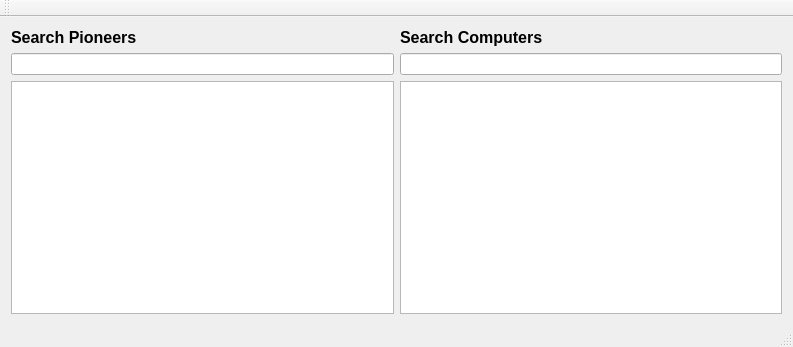
This is vika3/mainwindow.ui in hlynurstef/Verklegt-namskeid-1-vika-3 as Qt 5 draws it before an edit. The edited form follows.
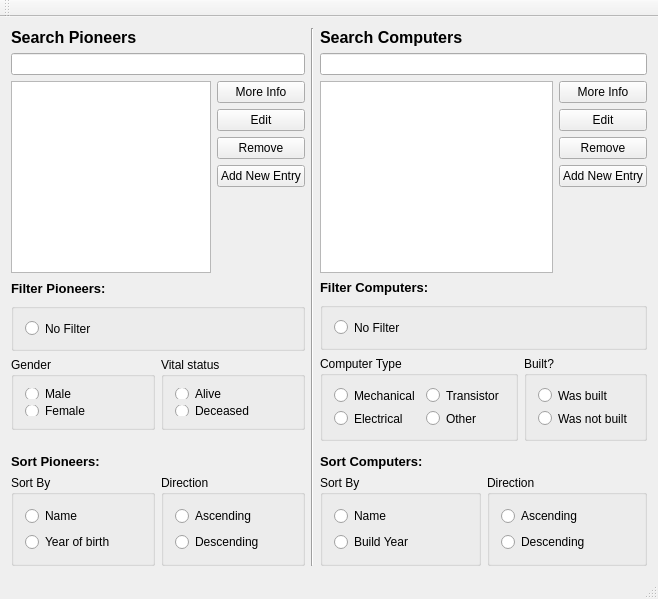
This is the edited form.

Commit message: add radio buttons and push buttons/ still need to figure out functionality of radio buttons

```diff
--- a/vika3/mainwindow.ui
+++ b/vika3/mainwindow.ui
@@ -6,40 +6,627 @@
    <rect>
     <x>0</x>
     <y>0</y>
-    <width>793</width>
-    <height>347</height>
+    <width>622</width>
+    <height>599</height>
    </rect>
   </property>
   <property name="windowTitle">
    <string>MainWindow</string>
   </property>
   <widget class="QWidget" name="centralWidget">
-   <layout class="QGridLayout" name="gridLayout">
-    <item row="0" column="0">
-     <widget class="QLabel" name="label_search_pioneers">
-      <property name="text">
-       <string>&lt;html&gt;&lt;head/&gt;&lt;body&gt;&lt;p&gt;&lt;span style=&quot; font-size:12pt; font-weight:600;&quot;&gt;Search Pioneers&lt;/span&gt;&lt;/p&gt;&lt;/body&gt;&lt;/html&gt;</string>
-      </property>
-     </widget>
+   <layout class="QHBoxLayout" name="horizontalLayout_7">
+    <item>
+     <layout class="QVBoxLayout" name="verticalLayout_21">
+      <item>
+       <layout class="QVBoxLayout" name="verticalLayout_12">
+        <item>
+         <widget class="QLabel" name="label_search_pioneers">
+          <property name="text">
+           <string>&lt;html&gt;&lt;head/&gt;&lt;body&gt;&lt;p&gt;&lt;span style=&quot; font-size:12pt; font-weight:600;&quot;&gt;Search Pioneers&lt;/span&gt;&lt;/p&gt;&lt;/body&gt;&lt;/html&gt;</string>
+          </property>
+         </widget>
+        </item>
+        <item>
+         <widget class="QLineEdit" name="input_search_pioneers"/>
+        </item>
+        <item>
+         <layout class="QHBoxLayout" name="horizontalLayout_3">
+          <item>
+           <widget class="QListWidget" name="list_pioneers">
+            <property name="minimumSize">
+             <size>
+              <width>200</width>
+              <height>192</height>
+             </size>
+            </property>
+           </widget>
+          </item>
+          <item>
+           <layout class="QVBoxLayout" name="verticalLayout_11">
+            <item>
+             <widget class="QPushButton" name="pushButton_pioneers_more_info">
+              <property name="text">
+               <string>More Info</string>
+              </property>
+             </widget>
+            </item>
+            <item>
+             <widget class="QPushButton" name="pushButton_pioneers_edit">
+              <property name="text">
+               <string>Edit</string>
+              </property>
+             </widget>
+            </item>
+            <item>
+             <widget class="QPushButton" name="pushButton_pioneers_remove">
+              <property name="text">
+               <string>Remove</string>
+              </property>
+             </widget>
+            </item>
+            <item>
+             <widget class="QPushButton" name="pushButton_pioneers_add_new_entry">
+              <property name="text">
+               <string>Add New Entry</string>
+              </property>
+             </widget>
+            </item>
+            <item>
+             <spacer name="verticalSpacer">
+              <property name="orientation">
+               <enum>Qt::Vertical</enum>
+              </property>
+              <property name="sizeHint" stdset="0">
+               <size>
+                <width>20</width>
+                <height>40</height>
+               </size>
+              </property>
+             </spacer>
+            </item>
+           </layout>
+          </item>
+         </layout>
+        </item>
+       </layout>
+      </item>
+      <item>
+       <spacer name="verticalSpacer_3">
+        <property name="orientation">
+         <enum>Qt::Vertical</enum>
+        </property>
+        <property name="sizeHint" stdset="0">
+         <size>
+          <width>20</width>
+          <height>13</height>
+         </size>
+        </property>
+       </spacer>
+      </item>
+      <item>
+       <layout class="QVBoxLayout" name="verticalLayout_8">
+        <item>
+         <widget class="QLabel" name="label_pioneers_filter">
+          <property name="minimumSize">
+           <size>
+            <width>0</width>
+            <height>16</height>
+           </size>
+          </property>
+          <property name="maximumSize">
+           <size>
+            <width>16777215</width>
+            <height>16</height>
+           </size>
+          </property>
+          <property name="text">
+           <string>&lt;html&gt;&lt;head/&gt;&lt;body&gt;&lt;p&gt;&lt;span style=&quot; font-size:10pt; font-weight:600;&quot;&gt;Filter Pioneers:&lt;/span&gt;&lt;/p&gt;&lt;/body&gt;&lt;/html&gt;</string>
+          </property>
+         </widget>
+        </item>
+        <item>
+         <layout class="QVBoxLayout" name="verticalLayout_7">
+          <item>
+           <widget class="QGroupBox" name="groupBox_pioneers_no_filter">
+            <property name="title">
+             <string/>
+            </property>
+            <layout class="QVBoxLayout" name="verticalLayout_5">
+             <item>
+              <widget class="QRadioButton" name="radioButton_pioneers_no_filter">
+               <property name="minimumSize">
+                <size>
+                 <width>0</width>
+                 <height>17</height>
+                </size>
+               </property>
+               <property name="maximumSize">
+                <size>
+                 <width>16777215</width>
+                 <height>17</height>
+                </size>
+               </property>
+               <property name="text">
+                <string>No Filter</string>
+               </property>
+              </widget>
+             </item>
+            </layout>
+           </widget>
+          </item>
+          <item>
+           <layout class="QHBoxLayout" name="horizontalLayout_2">
+            <item>
+             <widget class="QGroupBox" name="groupBox_pioneers_gender">
+              <property name="minimumSize">
+               <size>
+                <width>0</width>
+                <height>73</height>
+               </size>
+              </property>
+              <property name="maximumSize">
+               <size>
+                <width>16777215</width>
+                <height>73</height>
+               </size>
+              </property>
+              <property name="title">
+               <string>Gender</string>
+              </property>
+              <layout class="QVBoxLayout" name="verticalLayout">
+               <item>
+                <widget class="QRadioButton" name="radioButton_pioneers_filter_male">
+                 <property name="text">
+                  <string>Male</string>
+                 </property>
+                </widget>
+               </item>
+               <item>
+                <widget class="QRadioButton" name="radioButton_pioneers_filter_female">
+                 <property name="text">
+                  <string>Female</string>
+                 </property>
+                </widget>
+               </item>
+              </layout>
+             </widget>
+            </item>
+            <item>
+             <widget class="QGroupBox" name="groupBox_pioneers_vital_status">
+              <property name="minimumSize">
+               <size>
+                <width>0</width>
+                <height>73</height>
+               </size>
+              </property>
+              <property name="maximumSize">
+               <size>
+                <width>16777215</width>
+                <height>73</height>
+               </size>
+              </property>
+              <property name="title">
+               <string>Vital status</string>
+              </property>
+              <layout class="QVBoxLayout" name="verticalLayout_2">
+               <item>
+                <widget class="QRadioButton" name="radioButton_pioneers_filter_alive">
+                 <property name="text">
+                  <string>Alive</string>
+                 </property>
+                </widget>
+               </item>
+               <item>
+                <widget class="QRadioButton" name="radioButton_pioneers_filter_deceased">
+                 <property name="text">
+                  <string>Deceased</string>
+                 </property>
+                </widget>
+               </item>
+              </layout>
+             </widget>
+            </item>
+           </layout>
+          </item>
+         </layout>
+        </item>
+       </layout>
+      </item>
+      <item>
+       <spacer name="verticalSpacer_6">
+        <property name="orientation">
+         <enum>Qt::Vertical</enum>
+        </property>
+        <property name="sizeHint" stdset="0">
+         <size>
+          <width>13</width>
+          <height>28</height>
+         </size>
+        </property>
+       </spacer>
+      </item>
+      <item>
+       <layout class="QVBoxLayout" name="verticalLayout_18">
+        <item>
+         <widget class="QLabel" name="label_pioneers_sorting">
+          <property name="text">
+           <string>&lt;html&gt;&lt;head/&gt;&lt;body&gt;&lt;p&gt;&lt;span style=&quot; font-size:10pt; font-weight:600;&quot;&gt;Sort Pioneers:&lt;/span&gt;&lt;/p&gt;&lt;/body&gt;&lt;/html&gt;</string>
+          </property>
+         </widget>
+        </item>
+        <item>
+         <layout class="QHBoxLayout" name="horizontalLayout_6">
+          <item>
+           <widget class="QGroupBox" name="groupBox_pioneers_sort_by">
+            <property name="title">
+             <string>Sort By</string>
+            </property>
+            <layout class="QVBoxLayout" name="verticalLayout_17">
+             <item>
+              <widget class="QRadioButton" name="radioButton_pioneers_sort_by_name">
+               <property name="text">
+                <string>Name</string>
+               </property>
+              </widget>
+             </item>
+             <item>
+              <widget class="QRadioButton" name="radioButton_pioneers_sort_by_yob">
+               <property name="text">
+                <string>Year of birth</string>
+               </property>
+              </widget>
+             </item>
+            </layout>
+           </widget>
+          </item>
+          <item>
+           <widget class="QGroupBox" name="groupBox_pioneers_direction">
+            <property name="title">
+             <string>Direction</string>
+            </property>
+            <layout class="QVBoxLayout" name="verticalLayout_16">
+             <item>
+              <widget class="QRadioButton" name="radioButton_pioneers_direction_ascending">
+               <property name="text">
+                <string>Ascending</string>
+               </property>
+              </widget>
+             </item>
+             <item>
+              <widget class="QRadioButton" name="radioButton_pioneers_direction_descending">
+               <property name="text">
+                <string>Descending</string>
+               </property>
+              </widget>
+             </item>
+            </layout>
+           </widget>
+          </item>
+         </layout>
+        </item>
+       </layout>
+      </item>
+     </layout>
     </item>
-    <item row="0" column="1">
-     <widget class="QLabel" name="label_search_computers">
-      <property name="text">
-       <string>&lt;html&gt;&lt;head/&gt;&lt;body&gt;&lt;p&gt;&lt;span style=&quot; font-size:12pt; font-weight:600;&quot;&gt;Search Computers&lt;/span&gt;&lt;/p&gt;&lt;/body&gt;&lt;/html&gt;</string>
+    <item>
+     <widget class="Line" name="line_3">
+      <property name="orientation">
+       <enum>Qt::Vertical</enum>
       </property>
      </widget>
     </item>
-    <item row="1" column="0">
-     <widget class="QLineEdit" name="input_search_pioneers"/>
-    </item>
-    <item row="1" column="1">
-     <widget class="QLineEdit" name="input_search_computers"/>
-    </item>
-    <item row="2" column="0">
-     <widget class="QListWidget" name="list_pioneers"/>
-    </item>
-    <item row="2" column="1">
-     <widget class="QListWidget" name="list_computers"/>
+    <item>
+     <layout class="QVBoxLayout" name="verticalLayout_20">
+      <item>
+       <layout class="QVBoxLayout" name="verticalLayout_13">
+        <item>
+         <widget class="QLabel" name="label_search_computers">
+          <property name="text">
+           <string>&lt;html&gt;&lt;head/&gt;&lt;body&gt;&lt;p&gt;&lt;span style=&quot; font-size:12pt; font-weight:600;&quot;&gt;Search Computers&lt;/span&gt;&lt;/p&gt;&lt;/body&gt;&lt;/html&gt;</string>
+          </property>
+         </widget>
+        </item>
+        <item>
+         <widget class="QLineEdit" name="input_search_computers"/>
+        </item>
+        <item>
+         <layout class="QHBoxLayout" name="horizontalLayout_4">
+          <item>
+           <widget class="QListWidget" name="list_computers">
+            <property name="minimumSize">
+             <size>
+              <width>201</width>
+              <height>192</height>
+             </size>
+            </property>
+           </widget>
+          </item>
+          <item>
+           <layout class="QVBoxLayout" name="verticalLayout_10">
+            <item>
+             <widget class="QPushButton" name="pushButton_computers_more_info">
+              <property name="text">
+               <string>More Info</string>
+              </property>
+             </widget>
+            </item>
+            <item>
+             <widget class="QPushButton" name="pushButton_computers_edit">
+              <property name="text">
+               <string>Edit</string>
+              </property>
+             </widget>
+            </item>
+            <item>
+             <widget class="QPushButton" name="pushButton_computers_remove">
+              <property name="text">
+               <string>Remove</string>
+              </property>
+             </widget>
+            </item>
+            <item>
+             <widget class="QPushButton" name="pushButton_computers_add_new_entry">
+              <property name="text">
+               <string>Add New Entry</string>
+              </property>
+             </widget>
+            </item>
+            <item>
+             <spacer name="verticalSpacer_2">
+              <property name="orientation">
+               <enum>Qt::Vertical</enum>
+              </property>
+              <property name="sizeHint" stdset="0">
+               <size>
+                <width>20</width>
+                <height>40</height>
+               </size>
+              </property>
+             </spacer>
+            </item>
+           </layout>
+          </item>
+         </layout>
+        </item>
+       </layout>
+      </item>
+      <item>
+       <spacer name="verticalSpacer_4">
+        <property name="orientation">
+         <enum>Qt::Vertical</enum>
+        </property>
+        <property name="sizeHint" stdset="0">
+         <size>
+          <width>20</width>
+          <height>13</height>
+         </size>
+        </property>
+       </spacer>
+      </item>
+      <item>
+       <layout class="QVBoxLayout" name="verticalLayout_9">
+        <item>
+         <widget class="QLabel" name="label_computers_filter">
+          <property name="minimumSize">
+           <size>
+            <width>0</width>
+            <height>16</height>
+           </size>
+          </property>
+          <property name="maximumSize">
+           <size>
+            <width>16777215</width>
+            <height>16</height>
+           </size>
+          </property>
+          <property name="text">
+           <string>&lt;html&gt;&lt;head/&gt;&lt;body&gt;&lt;p&gt;&lt;span style=&quot; font-size:10pt; font-weight:600;&quot;&gt;Filter Computers:&lt;/span&gt;&lt;/p&gt;&lt;/body&gt;&lt;/html&gt;</string>
+          </property>
+         </widget>
+        </item>
+        <item>
+         <layout class="QVBoxLayout" name="verticalLayout_3">
+          <item>
+           <widget class="QGroupBox" name="groupBox_computers_no_filter">
+            <property name="title">
+             <string/>
+            </property>
+            <layout class="QVBoxLayout" name="verticalLayout_6">
+             <item>
+              <widget class="QRadioButton" name="radioButton_computers_no_filter">
+               <property name="minimumSize">
+                <size>
+                 <width>0</width>
+                 <height>17</height>
+                </size>
+               </property>
+               <property name="maximumSize">
+                <size>
+                 <width>16777215</width>
+                 <height>17</height>
+                </size>
+               </property>
+               <property name="text">
+                <string>No Filter</string>
+               </property>
+              </widget>
+             </item>
+            </layout>
+           </widget>
+          </item>
+          <item>
+           <layout class="QHBoxLayout" name="horizontalLayout">
+            <item>
+             <widget class="QGroupBox" name="groupBox_computers_type">
+              <property name="minimumSize">
+               <size>
+                <width>0</width>
+                <height>85</height>
+               </size>
+              </property>
+              <property name="maximumSize">
+               <size>
+                <width>16777215</width>
+                <height>85</height>
+               </size>
+              </property>
+              <property name="title">
+               <string>Computer Type</string>
+              </property>
+              <layout class="QFormLayout" name="formLayout">
+               <item row="0" column="0">
+                <widget class="QRadioButton" name="radioButton_computers_filter_mechanical">
+                 <property name="text">
+                  <string>Mechanical</string>
+                 </property>
+                 <attribute name="buttonGroup">
+                  <string notr="true">buttonGroup</string>
+                 </attribute>
+                </widget>
+               </item>
+               <item row="0" column="1">
+                <widget class="QRadioButton" name="radioButton_computers_filter_transistor">
+                 <property name="text">
+                  <string>Transistor</string>
+                 </property>
+                </widget>
+               </item>
+               <item row="1" column="0">
+                <widget class="QRadioButton" name="radioButton_computers_filter_electrical">
+                 <property name="text">
+                  <string>Electrical</string>
+                 </property>
+                </widget>
+               </item>
+               <item row="1" column="1">
+                <widget class="QRadioButton" name="radioButton_computers_filter_other">
+                 <property name="text">
+                  <string>Other</string>
+                 </property>
+                </widget>
+               </item>
+              </layout>
+             </widget>
+            </item>
+            <item>
+             <widget class="QGroupBox" name="groupBox_computers_built">
+              <property name="minimumSize">
+               <size>
+                <width>0</width>
+                <height>81</height>
+               </size>
+              </property>
+              <property name="maximumSize">
+               <size>
+                <width>16777215</width>
+                <height>85</height>
+               </size>
+              </property>
+              <property name="title">
+               <string>Built?</string>
+              </property>
+              <layout class="QVBoxLayout" name="verticalLayout_4">
+               <item>
+                <widget class="QRadioButton" name="radioButton_computers_filter_built">
+                 <property name="text">
+                  <string>Was built</string>
+                 </property>
+                 <attribute name="buttonGroup">
+                  <string notr="true">buttonGroup</string>
+                 </attribute>
+                </widget>
+               </item>
+               <item>
+                <widget class="QRadioButton" name="radioButton_computers_filter_not_built">
+                 <property name="text">
+                  <string>Was not built</string>
+                 </property>
+                </widget>
+               </item>
+              </layout>
+             </widget>
+            </item>
+           </layout>
+          </item>
+         </layout>
+        </item>
+       </layout>
+      </item>
+      <item>
+       <spacer name="verticalSpacer_5">
+        <property name="orientation">
+         <enum>Qt::Vertical</enum>
+        </property>
+        <property name="sizeHint" stdset="0">
+         <size>
+          <width>20</width>
+          <height>18</height>
+         </size>
+        </property>
+       </spacer>
+      </item>
+      <item>
+       <layout class="QVBoxLayout" name="verticalLayout_19">
+        <item>
+         <widget class="QLabel" name="label_computers_sorting">
+          <property name="text">
+           <string>&lt;html&gt;&lt;head/&gt;&lt;body&gt;&lt;p&gt;&lt;span style=&quot; font-size:10pt; font-weight:600;&quot;&gt;Sort Computers:&lt;/span&gt;&lt;/p&gt;&lt;/body&gt;&lt;/html&gt;</string>
+          </property>
+         </widget>
+        </item>
+        <item>
+         <layout class="QHBoxLayout" name="horizontalLayout_5">
+          <item>
+           <widget class="QGroupBox" name="groupBox_computers_sort_by">
+            <property name="title">
+             <string>Sort By</string>
+            </property>
+            <layout class="QVBoxLayout" name="verticalLayout_15">
+             <item>
+              <widget class="QRadioButton" name="radioButton_computers_sort_by_name">
+               <property name="text">
+                <string>Name</string>
+               </property>
+              </widget>
+             </item>
+             <item>
+              <widget class="QRadioButton" name="radioButton_computers_sort_by_build_year">
+               <property name="text">
+                <string>Build Year</string>
+               </property>
+              </widget>
+             </item>
+            </layout>
+           </widget>
+          </item>
+          <item>
+           <widget class="QGroupBox" name="groupBox_computers_direction">
+            <property name="title">
+             <string>Direction</string>
+            </property>
+            <layout class="QVBoxLayout" name="verticalLayout_14">
+             <item>
+              <widget class="QRadioButton" name="radioButton_computers_direction_ascending">
+               <property name="text">
+                <string>Ascending</string>
+               </property>
+              </widget>
+             </item>
+             <item>
+              <widget class="QRadioButton" name="radioButton_computer_direction_descending">
+               <property name="text">
+                <string>Descending</string>
+               </property>
+              </widget>
+             </item>
+            </layout>
+           </widget>
+          </item>
+         </layout>
+        </item>
+       </layout>
+      </item>
+     </layout>
     </item>
    </layout>
   </widget>
```
Left out of the diff: 7 changed lines with no effect on the pictures. The commit also changes 1 other file.
